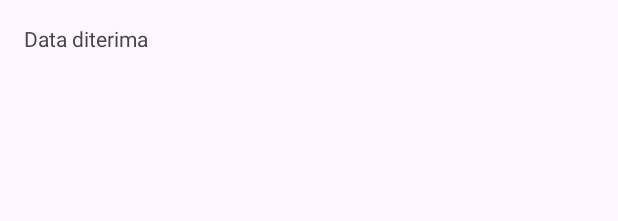
After one commit to mequah/Project_1, an Android app: the layout activity_move_with_data.xml on its own in the app's theme, with its tools: preview values and no code run, on a phone screen of 412 x 824 dp. The commit adds this screen. Shown: the top 221 px of the screen. Run offline under Robolectric (Android 15) with nearby library versions, the phone set to English and light mode, and no system bars.

Commit message:
intent with data

```diff
--- a/app/src/main/AndroidManifest.xml
+++ b/app/src/main/AndroidManifest.xml
@@ -13,6 +13,12 @@
         android:theme="@style/Theme.Project_1"
         tools:targetApi="31">
         <activity
+            android:name=".MoveActivity"
+            android:exported="false" />
+        <activity
+            android:name=".MoveWithDataActivity"
+            android:exported="false" />
+        <activity
             android:name=".MainActivity2"
             android:exported="false" />
         <activity
--- a/app/src/main/java/com/example/project_1/MainActivity2.kt
+++ b/app/src/main/java/com/example/project_1/MoveActivity.kt
@@ -3,9 +3,9 @@ package com.example.project_1
 import androidx.appcompat.app.AppCompatActivity
 import android.os.Bundle
 
-class MainActivity2 : AppCompatActivity() {
+class MoveActivity : AppCompatActivity() {
     override fun onCreate(savedInstanceState: Bundle?) {
         super.onCreate(savedInstanceState)
-        setContentView(R.layout.activity_main2)
+        setContentView(R.layout.activity_move)
     }
 }
--- /dev/null
+++ b/app/src/main/res/layout/activity_move_with_data.xml
@@ -0,0 +1,17 @@
+<?xml version="1.0" encoding="utf-8"?>
+<LinearLayout xmlns:android="http://schemas.android.com/apk/res/android"
+    xmlns:app="http://schemas.android.com/apk/res-auto"
+    xmlns:tools="http://schemas.android.com/tools"
+    android:layout_width="match_parent"
+    android:layout_height="match_parent"
+    android:padding="16dp"
+    tools:context=".MoveWithDataActivity">
+
+    <TextView
+        android:id="@+id/tv_data_received"
+        android:layout_width="match_parent"
+        android:layout_height="wrap_content"
+        android:text="@string/data_received"
+        />
+
+</LinearLayout>
```
Also changed, not shown: app/src/main/java/com/example/project_1/MainActivity.kt (+11 -1 lines), app/src/main/java/com/example/project_1/MoveWithDataActivity.kt (added, +23 -0 lines), app/src/main/res/layout/activity_main.xml (+7 -0 lines), app/src/main/res/layout/activity_move.xml (renamed from app/src/main/res/layout/activity_main2.xml, +4 -5 lines).
